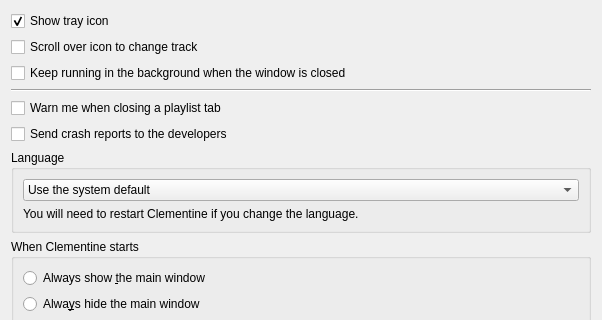
Qt form src/ui/behavioursettingspage.ui (clementine-player/Clementine) before a commit; both pictures show x 0 to 602 and y 0 to 320 of the 602 by 1395 pixel window.
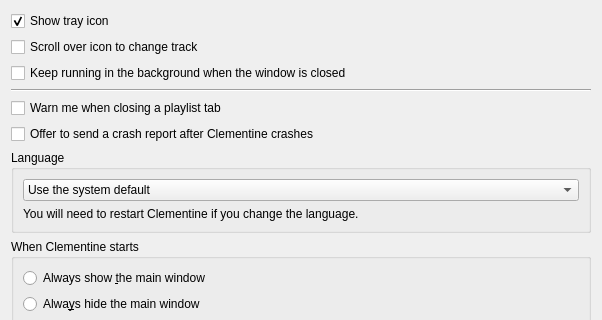
The same form after that commit.

Commit message: Ask before sending each crash report

```diff
--- a/src/ui/behavioursettingspage.ui
+++ b/src/ui/behavioursettingspage.ui
@@ -58,7 +58,7 @@
    <item>
     <widget class="QCheckBox" name="b_send_crash_reports_">
      <property name="text">
-      <string>Send crash reports to the developers</string>
+      <string>Offer to send a crash report after Clementine crashes</string>
      </property>
      <property name="toolTip">
       <string>If Clementine crashes, send a report so the problem can be fixed. It can include file names and song titles.</string>
```
Left out of the diff: 4 changed lines with no effect on the pictures. The commit also changes 4 other files.
